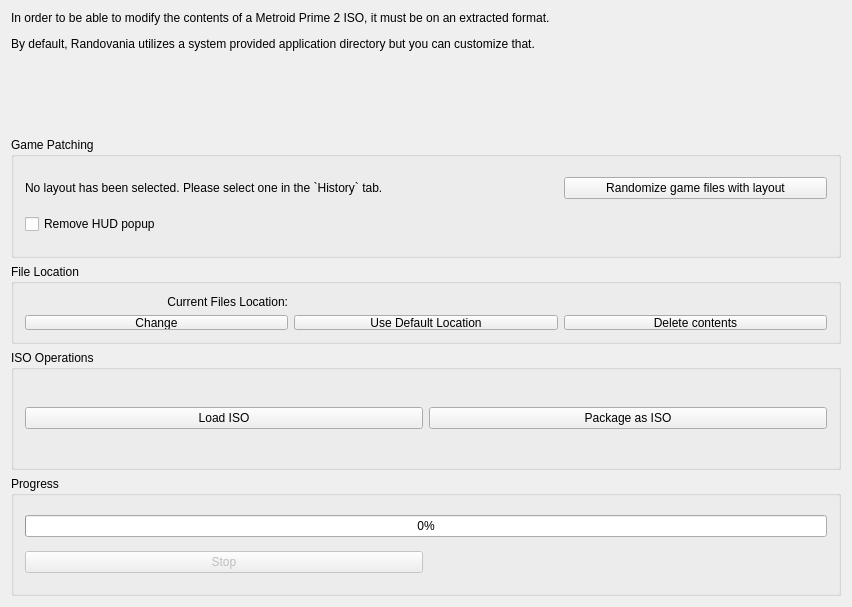
randovania/randovania, file randovania/gui/iso_management_window.ui: the form before one commit.
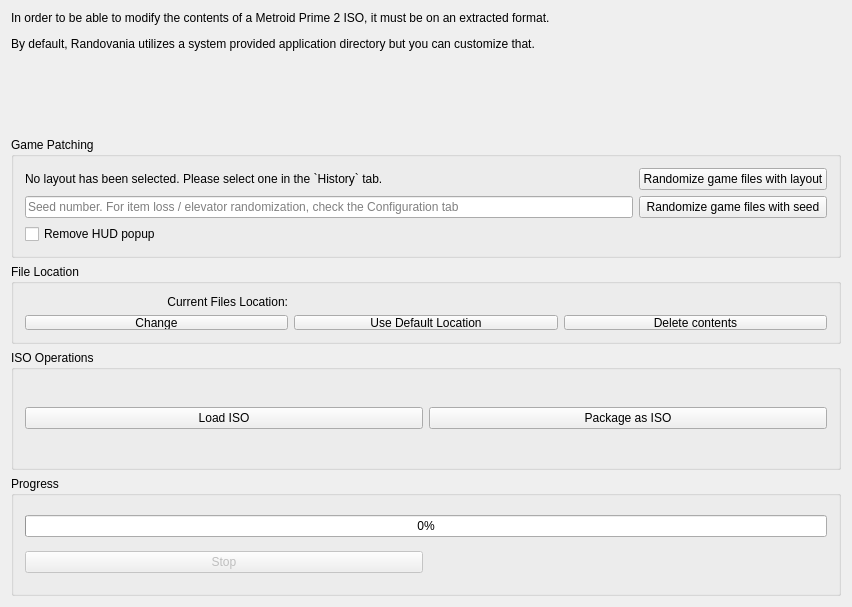
The form after the commit.

Commit message: Restore seed searching window by default

The edit to the form file:
```diff
--- a/randovania/gui/iso_management_window.ui
+++ b/randovania/gui/iso_management_window.ui
@@ -185,14 +185,44 @@
        <string>Game Patching</string>
       </property>
       <layout class="QGridLayout" name="gridLayout_5">
-       <item row="0" column="0" colspan="2">
+       <item row="0" column="0">
         <widget class="QLabel" name="layout_identifier_label">
          <property name="text">
           <string>No layout has been selected. Please select one in the `History` tab.</string>
          </property>
         </widget>
        </item>
+       <item row="0" column="1">
+        <widget class="QPushButton" name="apply_layout_button">
+         <property name="text">
+          <string>Randomize game files with layout</string>
+         </property>
+        </widget>
+       </item>
        <item row="1" column="0">
+        <widget class="QLineEdit" name="current_seed_edit">
+         <property name="maximumSize">
+          <size>
+           <width>16777215</width>
+           <height>16777215</height>
+          </size>
+         </property>
+         <property name="inputMethodHints">
+          <set>Qt::ImhDigitsOnly|Qt::ImhPreferNumbers</set>
+         </property>
+         <property name="placeholderText">
+          <string>Seed number. For item loss / elevator randomization, check the Configuration tab</string>
+         </property>
+        </widget>
+       </item>
+       <item row="1" column="1">
+        <widget class="QPushButton" name="apply_seed_button">
+         <property name="text">
+          <string>Randomize game files with seed</string>
+         </property>
+        </widget>
+       </item>
+       <item row="2" column="0">
         <widget class="QCheckBox" name="remove_hud_popup">
          <property name="toolTip">
           <string>The &quot;HUD Popup&quot; is the popup that appears after you collect an item</string>
@@ -202,13 +232,6 @@
          </property>
         </widget>
        </item>
-       <item row="0" column="2">
-        <widget class="QPushButton" name="apply_layout_button">
-         <property name="text">
-          <string>Randomize game files with layout</string>
-         </property>
-        </widget>
-       </item>
       </layout>
      </widget>
     </item>
```
Left out of the diff: 14 changed lines with no effect on the pictures. The commit also changes 6 other files.
